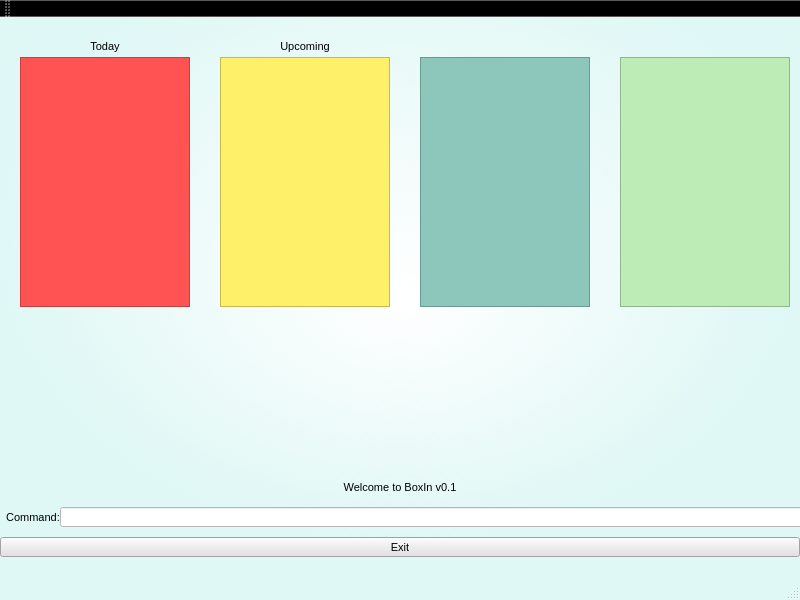
Old version of the form BoxIn/BoxIn/BoxIn.ui in the repository cs2103aug2014-t13-1c/main.
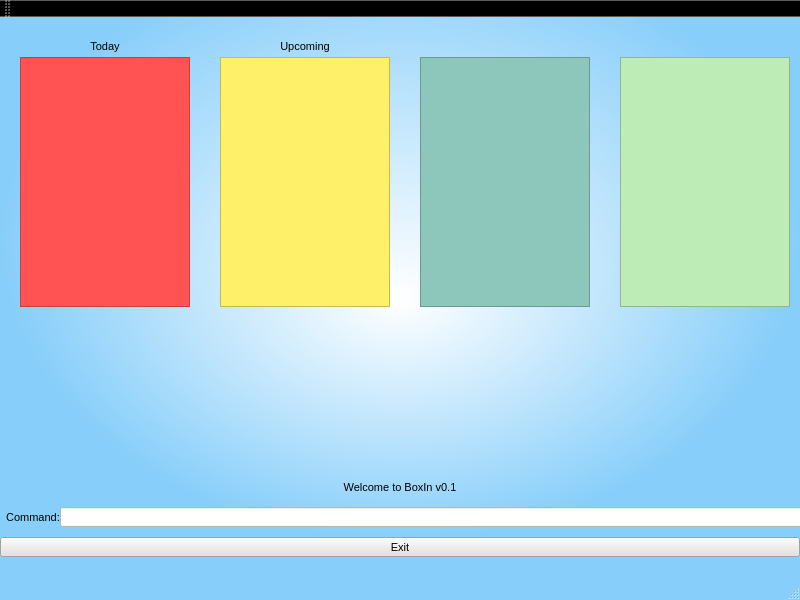
New version of the form. Icons and pictures are not drawn.

Commit message: Lightened color

What changed in the file:
```diff
--- a/BoxIn/BoxIn/BoxIn.ui
+++ b/BoxIn/BoxIn/BoxIn.ui
@@ -45,10 +45,10 @@
          </color>
         </gradientstop>
         <gradientstop position="1.000000000000000">
-         <color alpha="40">
-          <red>50</red>
-          <green>207</green>
-          <blue>192</blue>
+         <color alpha="255">
+          <red>135</red>
+          <green>206</green>
+          <blue>250</blue>
          </color>
         </gradientstop>
        </gradient>
@@ -128,10 +128,10 @@
          </color>
         </gradientstop>
         <gradientstop position="1.000000000000000">
-         <color alpha="40">
-          <red>50</red>
-          <green>207</green>
-          <blue>192</blue>
+         <color alpha="255">
+          <red>135</red>
+          <green>206</green>
+          <blue>250</blue>
          </color>
         </gradientstop>
        </gradient>
@@ -148,10 +148,10 @@
          </color>
         </gradientstop>
         <gradientstop position="1.000000000000000">
-         <color alpha="40">
-          <red>50</red>
-          <green>207</green>
-          <blue>192</blue>
+         <color alpha="255">
+          <red>135</red>
+          <green>206</green>
+          <blue>250</blue>
          </color>
         </gradientstop>
        </gradient>
@@ -215,10 +215,10 @@
          </color>
         </gradientstop>
         <gradientstop position="1.000000000000000">
-         <color alpha="40">
-          <red>50</red>
-          <green>207</green>
-          <blue>192</blue>
+         <color alpha="255">
+          <red>135</red>
+          <green>206</green>
+          <blue>250</blue>
          </color>
         </gradientstop>
        </gradient>
@@ -298,10 +298,10 @@
          </color>
         </gradientstop>
         <gradientstop position="1.000000000000000">
-         <color alpha="40">
-          <red>50</red>
-          <green>207</green>
-          <blue>192</blue>
+         <color alpha="255">
+          <red>135</red>
+          <green>206</green>
+          <blue>250</blue>
          </color>
         </gradientstop>
        </gradient>
@@ -318,10 +318,10 @@
          </color>
         </gradientstop>
         <gradientstop position="1.000000000000000">
-         <color alpha="40">
-          <red>50</red>
-          <green>207</green>
-          <blue>192</blue>
+         <color alpha="255">
+          <red>135</red>
+          <green>206</green>
+          <blue>250</blue>
          </color>
         </gradientstop>
        </gradient>
@@ -385,10 +385,10 @@
          </color>
         </gradientstop>
         <gradientstop position="1.000000000000000">
-         <color alpha="40">
-          <red>50</red>
-          <green>207</green>
-          <blue>192</blue>
+         <color alpha="255">
+          <red>135</red>
+          <green>206</green>
+          <blue>250</blue>
          </color>
         </gradientstop>
        </gradient>
@@ -468,10 +468,10 @@
          </color>
         </gradientstop>
         <gradientstop position="1.000000000000000">
-         <color alpha="40">
-          <red>50</red>
-          <green>207</green>
-          <blue>192</blue>
+         <color alpha="255">
+          <red>135</red>
+          <green>206</green>
+          <blue>250</blue>
          </color>
         </gradientstop>
        </gradient>
@@ -488,10 +488,10 @@
          </color>
         </gradientstop>
         <gradientstop position="1.000000000000000">
-         <color alpha="40">
-          <red>50</red>
-          <green>207</green>
-          <blue>192</blue>
+         <color alpha="255">
+          <red>135</red>
+          <green>206</green>
+          <blue>250</blue>
          </color>
         </gradientstop>
        </gradient>
@@ -1455,12 +1455,23 @@
         </brush>
        </colorrole>
        <colorrole role="Button">
-        <brush brushstyle="SolidPattern">
+        <brush brushstyle="RadialGradientPattern">
+         <gradient centralx="0.500000000000000" centraly="0.400000000000000" focalx="0.500000000000000" focaly="0.500000000000000" radius="0.500000000000000" type="RadialGradient" spread="PadSpread" coordinatemode="ObjectBoundingMode">
+          <gradientstop position="0.000000000000000">
          <color alpha="255">
           <red>255</red>
           <green>255</green>
           <blue>255</blue>
          </color>
+          </gradientstop>
+          <gradientstop position="1.000000000000000">
+           <color alpha="255">
+            <red>135</red>
+            <green>206</green>
+            <blue>250</blue>
+           </color>
+          </gradientstop>
+         </gradient>
         </brush>
        </colorrole>
        <colorrole role="Light">
@@ -1527,21 +1538,43 @@
         </brush>
        </colorrole>
        <colorrole role="Base">
-        <brush brushstyle="SolidPattern">
+        <brush brushstyle="RadialGradientPattern">
+         <gradient centralx="0.500000000000000" centraly="0.400000000000000" focalx="0.500000000000000" focaly="0.500000000000000" radius="0.500000000000000" type="RadialGradient" spread="PadSpread" coordinatemode="ObjectBoundingMode">
+          <gradientstop position="0.000000000000000">
          <color alpha="255">
           <red>255</red>
           <green>255</green>
           <blue>255</blue>
          </color>
+          </gradientstop>
+          <gradientstop position="1.000000000000000">
+           <color alpha="255">
+            <red>135</red>
+            <green>206</green>
+            <blue>250</blue>
+           </color>
+          </gradientstop>
+         </gradient>
         </brush>
        </colorrole>
        <colorrole role="Window">
-        <brush brushstyle="SolidPattern">
+        <brush brushstyle="RadialGradientPattern">
+         <gradient centralx="0.500000000000000" centraly="0.400000000000000" focalx="0.500000000000000" focaly="0.500000000000000" radius="0.500000000000000" type="RadialGradient" spread="PadSpread" coordinatemode="ObjectBoundingMode">
+          <gradientstop position="0.000000000000000">
          <color alpha="255">
           <red>255</red>
           <green>255</green>
           <blue>255</blue>
          </color>
+          </gradientstop>
+          <gradientstop position="1.000000000000000">
+           <color alpha="255">
+            <red>135</red>
+            <green>206</green>
+            <blue>250</blue>
+           </color>
+          </gradientstop>
+         </gradient>
         </brush>
        </colorrole>
        <colorrole role="Shadow">
@@ -1592,12 +1625,23 @@
         </brush>
        </colorrole>
        <colorrole role="Button">
-        <brush brushstyle="SolidPattern">
+        <brush brushstyle="RadialGradientPattern">
+         <gradient centralx="0.500000000000000" centraly="0.400000000000000" focalx="0.500000000000000" focaly="0.500000000000000" radius="0.500000000000000" type="RadialGradient" spread="PadSpread" coordinatemode="ObjectBoundingMode">
+          <gradientstop position="0.000000000000000">
          <color alpha="255">
           <red>255</red>
           <green>255</green>
           <blue>255</blue>
          </color>
+          </gradientstop>
+          <gradientstop position="1.000000000000000">
+           <color alpha="255">
+            <red>135</red>
+            <green>206</green>
+            <blue>250</blue>
+           </color>
+          </gradientstop>
+         </gradient>
         </brush>
        </colorrole>
        <colorrole role="Light">
@@ -1664,21 +1708,43 @@
         </brush>
        </colorrole>
        <colorrole role="Base">
-        <brush brushstyle="SolidPattern">
+        <brush brushstyle="RadialGradientPattern">
+         <gradient centralx="0.500000000000000" centraly="0.400000000000000" focalx="0.500000000000000" focaly="0.500000000000000" radius="0.500000000000000" type="RadialGradient" spread="PadSpread" coordinatemode="ObjectBoundingMode">
+          <gradientstop position="0.000000000000000">
          <color alpha="255">
           <red>255</red>
           <green>255</green>
           <blue>255</blue>
          </color>
+          </gradientstop>
+          <gradientstop position="1.000000000000000">
+           <color alpha="255">
+            <red>135</red>
+            <green>206</green>
+            <blue>250</blue>
+           </color>
+          </gradientstop>
+         </gradient>
         </brush>
        </colorrole>
        <colorrole role="Window">
-        <brush brushstyle="SolidPattern">
+        <brush brushstyle="RadialGradientPattern">
+         <gradient centralx="0.500000000000000" centraly="0.400000000000000" focalx="0.500000000000000" focaly="0.500000000000000" radius="0.500000000000000" type="RadialGradient" spread="PadSpread" coordinatemode="ObjectBoundingMode">
+          <gradientstop position="0.000000000000000">
          <color alpha="255">
           <red>255</red>
           <green>255</green>
           <blue>255</blue>
          </color>
+          </gradientstop>
+          <gradientstop position="1.000000000000000">
+           <color alpha="255">
+            <red>135</red>
+            <green>206</green>
+            <blue>250</blue>
+           </color>
+          </gradientstop>
+         </gradient>
         </brush>
        </colorrole>
        <colorrole role="Shadow">
@@ -1729,12 +1795,23 @@
         </brush>
        </colorrole>
        <colorrole role="Button">
-        <brush brushstyle="SolidPattern">
+        <brush brushstyle="RadialGradientPattern">
+         <gradient centralx="0.500000000000000" centraly="0.400000000000000" focalx="0.500000000000000" focaly="0.500000000000000" radius="0.500000000000000" type="RadialGradient" spread="PadSpread" coordinatemode="ObjectBoundingMode">
+          <gradientstop position="0.000000000000000">
          <color alpha="255">
           <red>255</red>
           <green>255</green>
           <blue>255</blue>
          </color>
+          </gradientstop>
+          <gradientstop position="1.000000000000000">
+           <color alpha="255">
+            <red>135</red>
+            <green>206</green>
+            <blue>250</blue>
+           </color>
+          </gradientstop>
+         </gradient>
         </brush>
        </colorrole>
        <colorrole role="Light">
@@ -1801,21 +1878,43 @@
         </brush>
        </colorrole>
        <colorrole role="Base">
-        <brush brushstyle="SolidPattern">
+        <brush brushstyle="RadialGradientPattern">
+         <gradient centralx="0.500000000000000" centraly="0.400000000000000" focalx="0.500000000000000" focaly="0.500000000000000" radius="0.500000000000000" type="RadialGradient" spread="PadSpread" coordinatemode="ObjectBoundingMode">
+          <gradientstop position="0.000000000000000">
          <color alpha="255">
           <red>255</red>
           <green>255</green>
           <blue>255</blue>
          </color>
+          </gradientstop>
+          <gradientstop position="1.000000000000000">
+           <color alpha="255">
+            <red>135</red>
+            <green>206</green>
+            <blue>250</blue>
+           </color>
+          </gradientstop>
+         </gradient>
         </brush>
        </colorrole>
        <colorrole role="Window">
-        <brush brushstyle="SolidPattern">
+        <brush brushstyle="RadialGradientPattern">
+         <gradient centralx="0.500000000000000" centraly="0.400000000000000" focalx="0.500000000000000" focaly="0.500000000000000" radius="0.500000000000000" type="RadialGradient" spread="PadSpread" coordinatemode="ObjectBoundingMode">
+          <gradientstop position="0.000000000000000">
          <color alpha="255">
           <red>255</red>
           <green>255</green>
           <blue>255</blue>
          </color>
+          </gradientstop>
+          <gradientstop position="1.000000000000000">
+           <color alpha="255">
+            <red>135</red>
+            <green>206</green>
+            <blue>250</blue>
+           </color>
+          </gradientstop>
+         </gradient>
         </brush>
        </colorrole>
        <colorrole role="Shadow">
```
Left out of the diff: 2 changed lines with no effect on the pictures. Lines whose indentation alone changed are shown as unchanged. The commit also changes 14 other files.
